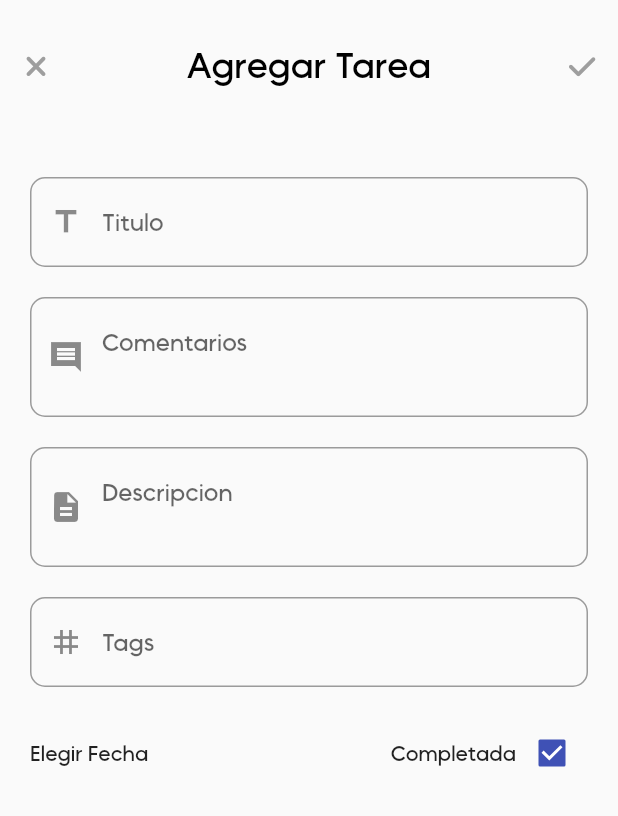
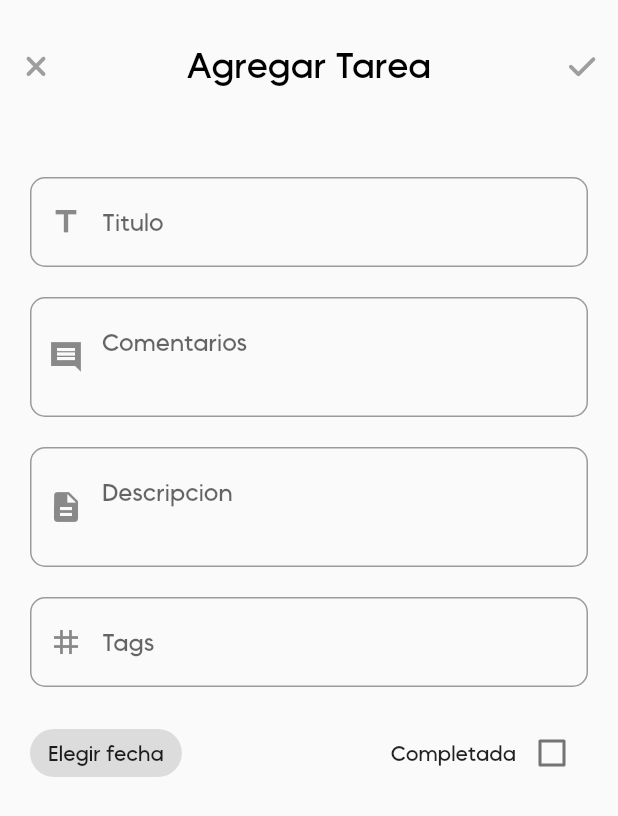
Before and after one commit to ibrhm-jz/nextline_app, a Flutter app: the EditTask widget shown alone on an empty page, opened directly, on a phone screen of 412 x 824 dp. Shown: the top 816 px of the screen. Run offline on Flutter 3.47's test engine with Material 2 defaults, Android fonts, the light colour scheme and no system bars; our stand-ins replace animated_splash_screen, fluttertoast, font_awesome_flutter, modal_bottom_sheet, salomon_bottom_bar, skeletons; network calls fail.

Commit message:
NXL-1 Se agrega visor de tareas

```diff
--- a/lib/data/providers/task_provider.dart
+++ b/lib/data/providers/task_provider.dart
@@ -1,10 +1,17 @@
-import 'package:flutter/foundation.dart';
+// import 'package:flutter/foundation.dart';
 import 'package:nextline_app/data/models/task_model.dart';
+import 'package:flutter/widgets.dart';
 
 class TaskProvider with ChangeNotifier {
   List<TaskModel> _taskList = [];
   List<TaskModel> get getTask => _taskList;
-
+  TextEditingController titleController = TextEditingController();
+  TextEditingController commentsController = TextEditingController();
+  TextEditingController descriptionController = TextEditingController();
+  TextEditingController tagsController = TextEditingController();
+  bool isCompleted = false;
+  String chosenDate = 'Elegir fecha';
+  DateTime selectTime = DateTime.now();
   setListIncompleteTask(List<TaskModel> _tasks) {
     _tasks.removeWhere((i) => i.getCompleted() == true);
     _taskList = _tasks;
@@ -19,13 +26,40 @@ class TaskProvider with ChangeNotifier {
     _taskList = _tasks;
   }
 
-  orderAscendent() {
+  onEditTask({
+    String? title,
+    String comments = "",
+    String description = "",
+    String tags = "",
+    bool completed = false,
+    String date = '',
+  }) {
+    titleController.text = title!;
+    commentsController.text = comments;
+    descriptionController.text = description;
+    tagsController.text = tags;
+    isCompleted = completed;
+    chosenDate = date;
+  }
+
+  Future<void> orderAscendent() async {
     _taskList.sort((a, b) => b.dueDate!.compareTo(a.dueDate!));
     notifyListeners();
   }
 
-  orderDescendent() {
+  Future<void> orderDescendent() async {
     _taskList.sort((a, b) => a.dueDate!.compareTo(b.dueDate!));
     notifyListeners();
   }
+
+  Future<void> onDateEdit({String? date, DateTime? time}) async {
+    chosenDate = date!;
+    selectTime = time!;
+    notifyListeners();
+  }
+
+  Future<void> setCompleted({bool value = false}) async {
+    isCompleted = value;
+    notifyListeners();
+  }
 }
--- a/lib/ui/views/task/views/edit_task.dart
+++ b/lib/ui/views/task/views/edit_task.dart
@@ -1,12 +1,28 @@
 import 'package:flutter/material.dart';
 import 'package:font_awesome_flutter/font_awesome_flutter.dart';
 import 'package:modal_bottom_sheet/modal_bottom_sheet.dart';
+import 'package:nextline_app/data/providers/task_provider.dart';
 import 'package:nextline_app/ui/widgets/fields/default_prefix_field.dart';
 import 'package:nextline_app/utils/utils.dart';
+import 'package:provider/provider.dart';
 
 class EditTask extends StatefulWidget {
+  final String title;
+  final String comments;
+  final String description;
+  final String date;
+  final String tags;
+  final bool completed;
+  final bool update;
   const EditTask({
     Key? key,
+    this.title = "",
+    this.comments = "",
+    this.description = "",
+    this.date = "Elegir fecha",
+    this.tags = "",
+    this.completed = false,
+    this.update = false,
   }) : super(key: key);
 
   @override
@@ -15,19 +31,31 @@ class EditTask extends StatefulWidget {
 
 class _EditTaskState extends State<EditTask> {
   late final _formKey = GlobalKey<FormState>();
-  TextEditingController _titleController = TextEditingController();
-  TextEditingController _commentsController = TextEditingController();
-  TextEditingController _descriptionController = TextEditingController();
-  TextEditingController _tagsController = TextEditingController();
   String? _chosenDate = 'Elegir Fecha';
   DateTime? _selectedDate = DateTime.now();
+  late TaskProvider _watch;
   @override
   void initState() {
+    _initData();
     super.initState();
+  }
+
+  _initData() {
+    if (widget.update) {
+      context.read<TaskProvider>().onEditTask(
+            title: widget.title,
+            comments: widget.comments,
+            description: widget.description,
+            completed: widget.completed,
+            tags: widget.tags,
+            date: widget.date,
+          );
+    }
   }
 
   @override
   Widget build(BuildContext context) {
+    _watch = Provider.of<TaskProvider>(context);
     return Material(
       child: SingleChildScrollView(
         controller: ModalScrollController.of(context),
@@ -58,7 +86,10 @@ class _EditTaskState extends State<EditTask> {
                       color: Colors.grey,
                       size: 20,
                     ),
-                    onPressed: () {},
+                    onPressed: () {
+                      var valid = (_formKey.currentState!.validate());
+                      if (!valid) return;
+                    },
                   ),
                 ],
               ),
@@ -73,7 +104,7 @@ class _EditTaskState extends State<EditTask> {
                 child: Column(
                   children: [
                     DefaultPrefixField(
-                      controller: _titleController,
+                      controller: _watch.titleController,
                       hintText: 'Titulo',
                       icon: Icons.title,
                       validator: (String? value) {
@@ -85,43 +116,45 @@ class _EditTaskState extends State<EditTask> {
                     ),
                     const SizedBox(height: 20),
                     DefaultPrefixField(
-                      controller: _commentsController,
+                      controller: _watch.commentsController,
                       hintText: 'Comentarios',
                       maxLines: 2,
                       icon: Icons.comment_sharp,
                     ),
                     const SizedBox(height: 20),
                     DefaultPrefixField(
-                      controller: _descriptionController,
+                      controller: _watch.descriptionController,
                       hintText: 'Descripcion',
                       maxLines: 2,
                       icon: Icons.description,
                     ),
                     const SizedBox(height: 20),
                     DefaultPrefixField(
-                      controller: _tagsController,
+                      controller: _watch.tagsController,
                       hintText: 'Tags',
                       icon: Icons.tag,
                     ),
                     const SizedBox(height: 20),
                     Row(
-                      mainAxisAlignment: MainAxisAlignment.start,
+                      mainAxisAlignment: MainAxisAlignment.spaceBetween,
                       children: [
-                        Expanded(
+                        Align(
+                          alignment: Alignment.centerLeft,
                           child: GestureDetector(
                             onTap: () => pickDateDialog(context),
-                            child: Text(_chosenDate!),
+                            child: Chip(label: Text(_watch.chosenDate)),
                           ),
                         ),
+                        Expanded(child: Container()),
                         const Text('Completada'),
                         Checkbox(
                           checkColor: Colors.white,
                           // activeColor: ColorSecondary,
-                          value: true,
+                          value: _watch.isCompleted,
                           onChanged: (bool? value) {
-                            // setState(() {
-                            //   isChecked = value!;
-                            // });
+                            context
+                                .read<TaskProvider>()
+                                .setCompleted(value: value!);
                           },
                         ),
                       ],
@@ -149,10 +182,9 @@ class _EditTaskState extends State<EditTask> {
       if (pickedDate == null) {
         return 'Selecciona fecha';
       }
-      setState(() {
-        _selectedDate = pickedDate;
-        _chosenDate = formattDateNumber(_selectedDate);
-      });
+      context
+          .read<TaskProvider>()
+          .onDateEdit(date: formattDateNumber(pickedDate), time: pickedDate);
     });
   }
 }
```
Also changed, not shown: lib/ui/views/task/views/completed_task.dart (+26 -5 lines), lib/ui/views/task/views/incompleted_task.dart (+25 -6 lines), images/undraw_taking.png (added).
